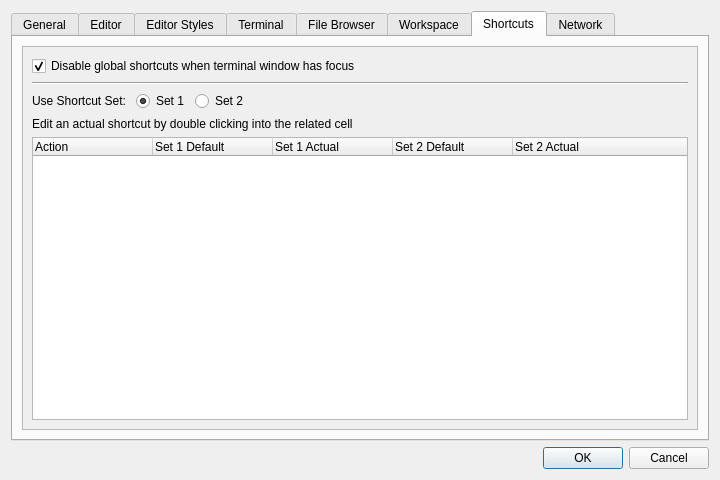
First picture: the form in libgui/src/settings-dialog.ui, repository ctaggart/octave, before the edit.
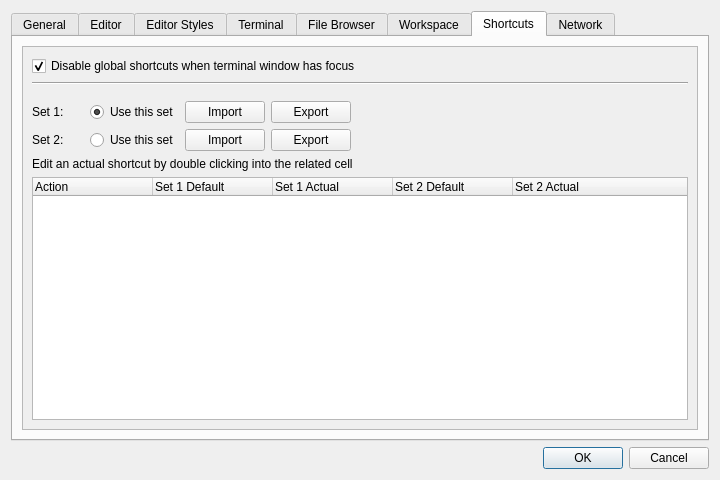
Second picture: the form after the edit. The open tabs and pages were chosen to show the change.

Commit message: allow export and import of shortcut sets

The edit to the form file:
```diff
--- a/libgui/src/settings-dialog.ui
+++ b/libgui/src/settings-dialog.ui
@@ -1738,33 +1738,57 @@
               </widget>
              </item>
              <item>
-              <layout class="QHBoxLayout" name="horizontalLayout_14">
-               <item>
-                <widget class="QLabel" name="label_22">
-                 <property name="text">
-                  <string>Use Shortcut Set: </string>
+              <layout class="QGridLayout" name="gridLayout_12">
+               <property name="topMargin">
+                <number>10</number>
+               </property>
+               <item row="3" column="0">
+                <layout class="QHBoxLayout" name="horizontalLayout_16">
+                 <property name="topMargin">
+                  <number>0</number>
                  </property>
-                </widget>
+                </layout>
                </item>
-               <item>
-                <widget class="QRadioButton" name="rb_sc_set1">
-                 <property name="text">
-                  <string>Set 1</string>
-                 </property>
-                 <property name="checked">
-                  <bool>true</bool>
-                 </property>
-                </widget>
-               </item>
-               <item>
+               <item row="1" column="2">
                 <widget class="QRadioButton" name="rb_sc_set2">
                  <property name="text">
-                  <string>Set 2</string>
+                  <string>Use this set</string>
                  </property>
                 </widget>
                </item>
-               <item>
-                <spacer name="horizontalSpacer_17">
+               <item row="0" column="0">
+                <widget class="QLabel" name="label_23">
+                 <property name="text">
+                  <string>Set 1:</string>
+                 </property>
+                </widget>
+               </item>
+               <item row="1" column="4">
+                <widget class="QPushButton" name="btn_export_shortcut_set2">
+                 <property name="text">
+                  <string>Export</string>
+                 </property>
+                </widget>
+               </item>
+               <item row="1" column="3">
+                <widget class="QPushButton" name="btn_import_shortcut_set2">
+                 <property name="text">
+                  <string>Import</string>
+                 </property>
+                </widget>
+               </item>
+               <item row="0" column="2">
+                <widget class="QRadioButton" name="rb_sc_set1">
+                 <property name="text">
+                  <string>Use this set</string>
+                 </property>
+                 <property name="checked">
+                  <bool>true</bool>
+                 </property>
+                </widget>
+               </item>
+               <item row="0" column="5">
+                <spacer name="horizontalSpacer_26">
                  <property name="orientation">
                   <enum>Qt::Horizontal</enum>
                  </property>
@@ -1776,6 +1800,43 @@
                  </property>
                 </spacer>
                </item>
+               <item row="0" column="4">
+                <widget class="QPushButton" name="btn_export_shortcut_set1">
+                 <property name="text">
+                  <string>Export</string>
+                 </property>
+                </widget>
+               </item>
+               <item row="0" column="3">
+                <widget class="QPushButton" name="btn_import_shortcut_set1">
+                 <property name="text">
+                  <string>Import</string>
+                 </property>
+                </widget>
+               </item>
+               <item row="1" column="0">
+                <widget class="QLabel" name="label_24">
+                 <property name="text">
+                  <string>Set 2:</string>
+                 </property>
+                </widget>
+               </item>
+               <item row="0" column="1">
+                <spacer name="horizontalSpacer_33">
+                 <property name="orientation">
+                  <enum>Qt::Horizontal</enum>
+                 </property>
+                 <property name="sizeType">
+                  <enum>QSizePolicy::Fixed</enum>
+                 </property>
+                 <property name="sizeHint" stdset="0">
+                  <size>
+                   <width>20</width>
+                   <height>20</height>
+                  </size>
+                 </property>
+                </spacer>
+               </item>
               </layout>
              </item>
              <item>
```
Left out of the diff: 2 changed lines with no effect on the pictures. The commit also changes 4 other files.
